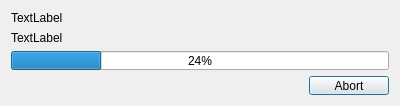
Above: code/ryzom/tools/client/ryzom_installer/ui/operationdialog.ui from ryzom/ryzomcore before the change. Below: the same form after it.
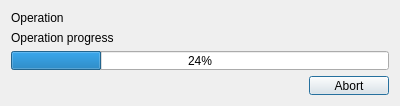
That is the form after the change.

The edit to the form file:
```diff
--- a/code/ryzom/tools/client/ryzom_installer/ui/operationdialog.ui
+++ b/code/ryzom/tools/client/ryzom_installer/ui/operationdialog.ui
@@ -38,14 +38,14 @@
    <item>
     <widget class="QLabel" name="operationLabel">
      <property name="text">
-      <string>TextLabel</string>
+      <string>Operation</string>
      </property>
     </widget>
    </item>
    <item>
     <widget class="QLabel" name="operationProgressLabel">
      <property name="text">
-      <string>TextLabel</string>
+      <string>Operation progress</string>
      </property>
     </widget>
    </item>
```
